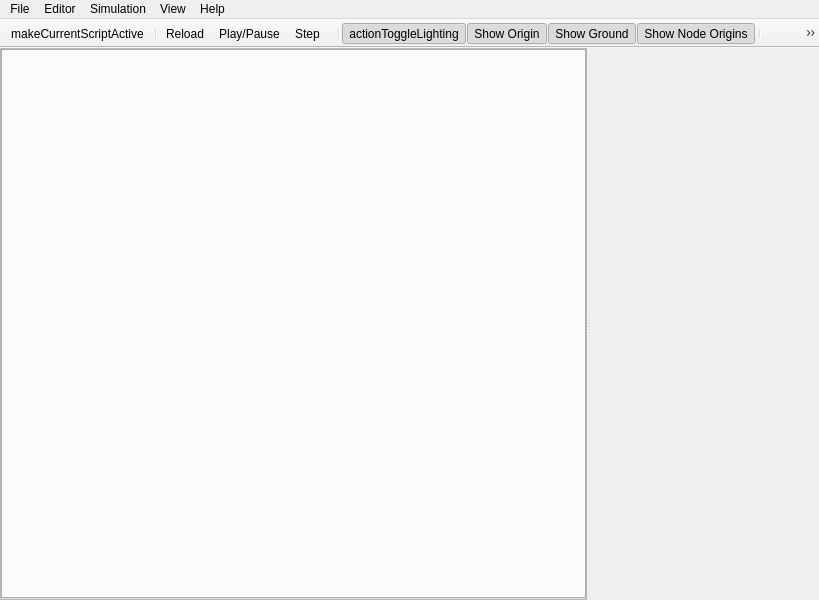
Qt form src/fugu/ui/mainwindow.ui (eigenbom/fugu) before a commit.
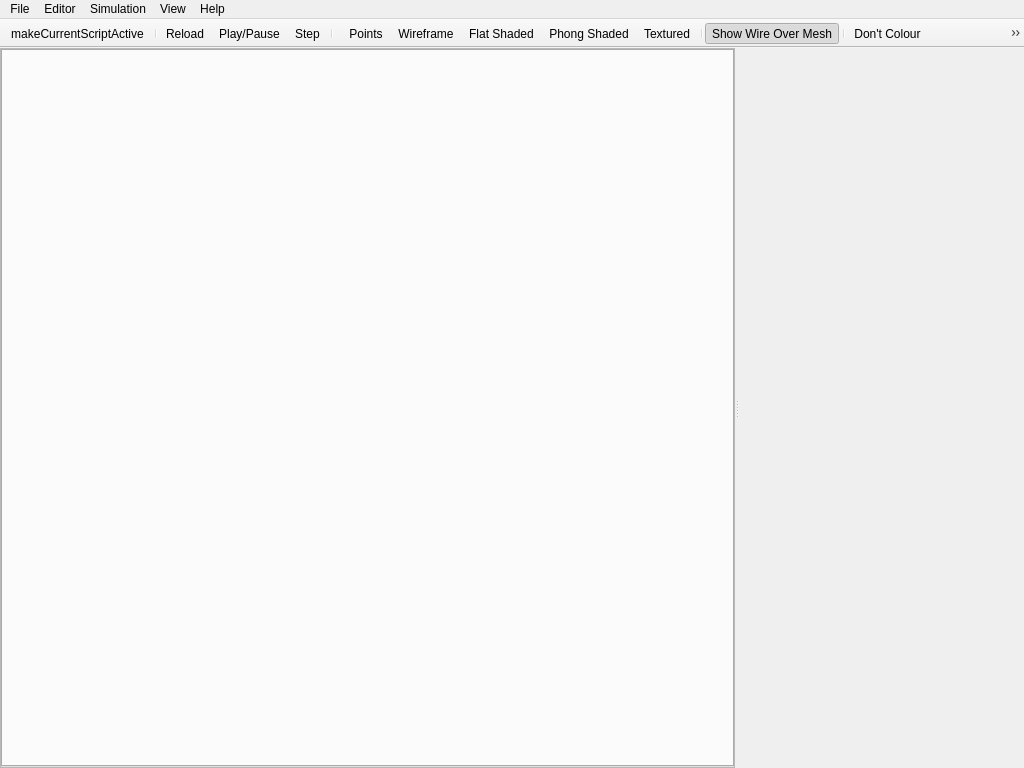
The same form after that commit. Icons and pictures are not drawn. Custom widgets are drawn as their Qt base class.

Diff of the .ui file:
```diff
--- a/src/fugu/ui/mainwindow.ui
+++ b/src/fugu/ui/mainwindow.ui
@@ -6,10 +6,16 @@
    <rect>
     <x>0</x>
     <y>0</y>
-    <width>819</width>
-    <height>600</height>
+    <width>1024</width>
+    <height>768</height>
    </rect>
   </property>
+  <property name="sizePolicy">
+   <sizepolicy hsizetype="Preferred" vsizetype="Preferred">
+    <horstretch>0</horstretch>
+    <verstretch>0</verstretch>
+   </sizepolicy>
+  </property>
   <property name="minimumSize">
    <size>
     <width>800</width>
@@ -585,7 +591,7 @@
     <rect>
      <x>0</x>
      <y>0</y>
-     <width>819</width>
+     <width>1024</width>
      <height>25</height>
     </rect>
    </property>
@@ -658,6 +664,7 @@
    <addaction name="actionReload"/>
    <addaction name="actionPlay"/>
    <addaction name="actionStep"/>
+   <addaction name="separator"/>
   </widget>
   <widget class="QToolBar" name="toolBar_2">
    <property name="windowTitle">
@@ -672,12 +679,6 @@
    <attribute name="toolBarBreak">
     <bool>false</bool>
    </attribute>
-   <addaction name="separator"/>
-   <addaction name="actionToggleLighting"/>
-   <addaction name="actionToggleOrigin"/>
-   <addaction name="actionToggleGround"/>
-   <addaction name="actionToggleShowNodeOrigins"/>
-   <addaction name="separator"/>
    <addaction name="actionSetDrawPoints"/>
    <addaction name="actionSetDrawWire"/>
    <addaction name="actionSetDrawFlat"/>
@@ -804,7 +805,7 @@
      <normalon>:/res/lightbulb.png</normalon>:/res/lightbulb_off.png</iconset>
    </property>
    <property name="text">
-    <string>actionToggleLighting</string>
+    <string>Toggle Lighting</string>
    </property>
    <property name="toolTip">
     <string>Enable lighting</string>
@@ -935,7 +936,7 @@
     <bool>true</bool>
    </property>
    <property name="checked">
-    <bool>true</bool>
+    <bool>false</bool>
    </property>
    <property name="icon">
     <iconset resource="resources.qrc">
@@ -950,7 +951,7 @@
     <bool>true</bool>
    </property>
    <property name="checked">
-    <bool>true</bool>
+    <bool>false</bool>
    </property>
    <property name="icon">
     <iconset resource="resources.qrc">
@@ -965,7 +966,7 @@
     <bool>true</bool>
    </property>
    <property name="checked">
-    <bool>true</bool>
+    <bool>false</bool>
    </property>
    <property name="icon">
     <iconset resource="resources.qrc">
```
Left out of the diff: 122 changed lines with no effect on the pictures.
